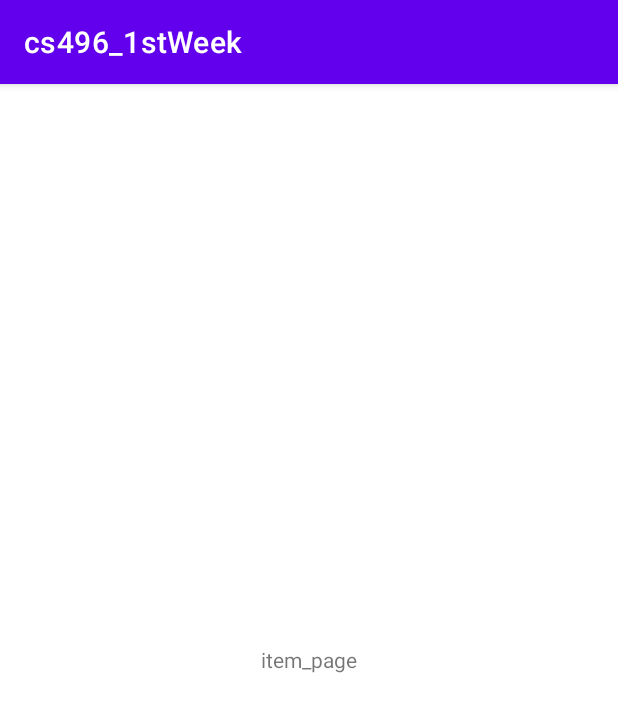
After one commit to asjay18/cs496_1stWeek, an Android app: the fragment ItemFragment shown on its own in the app's theme, on a phone screen of 412 x 824 dp. The commit adds this screen. Shown: the top 712 px of the screen. Run offline under Robolectric (Android 15) with nearby library versions, the phone set to English and light mode, and no system bars.

Commit message:
bottom navigation 구현

```diff
--- /dev/null
+++ b/app/src/main/java/com/example/cs496_1stweek/item/ItemFragment.kt
@@ -0,0 +1,18 @@
+package com.example.cs496_1stweek.item
+
+import android.os.Bundle
+import android.view.LayoutInflater
+import android.view.View
+import android.view.ViewGroup
+import androidx.fragment.app.Fragment
+import com.example.cs496_1stweek.R
+
+class ItemFragment : Fragment() {
+    override fun onCreateView(
+        inflater: LayoutInflater,
+        container: ViewGroup?,
+        savedInstanceState: Bundle?
+    ): View? {
+        return inflater.inflate(R.layout.item_frag, container, false)
+    }
+}
--- /dev/null
+++ b/app/src/main/res/layout/item_frag.xml
@@ -0,0 +1,17 @@
+<?xml version="1.0" encoding="utf-8"?>
+<FrameLayout
+    xmlns:android="http://schemas.android.com/apk/res/android"
+    xmlns:tools="http://schemas.android.com/tools"
+    android:layout_width="match_parent"
+    android:layout_height="match_parent"
+    tools:layout_editor_absoluteX="1dp"
+    tools:layout_editor_absoluteY="1dp">
+
+    <TextView
+        android:id="@+id/textView4"
+        android:layout_width="match_parent"
+        android:layout_height="match_parent"
+        android:gravity="center"
+        android:text="item_page" />
+
+</FrameLayout>
--- a/app/src/main/res/menu/bottom_nav_menu.xml
+++ b/app/src/main/res/menu/bottom_nav_menu.xml
@@ -3,16 +3,16 @@
     xmlns:android="http://schemas.android.com/apk/res/android">
 
     <item
-        android:id="@+id/contact"
+        android:id="@+id/contact_frag"
         android:enabled="true"
         android:icon="@android:drawable/ic_menu_call"
         android:title="contact" />
     <item
-        android:id="@+id/gallery"
+        android:id="@+id/gallery_frag"
         android:enabled="true"
         android:icon="@android:drawable/ic_menu_gallery"
         android:title="gallery" />
     <item
-        android:id="@+id/item"
+        android:id="@+id/item_frag"
         android:title="Item" />
 </menu>
```
Also changed, not shown: app/build.gradle (+9 -0 lines), app/src/main/java/com/example/cs496_1stweek/MainActivity.kt (+14 -1 lines), app/src/main/java/com/example/cs496_1stweek/gallery/GalleryFragment.kt (added, +18 -0 lines), app/src/main/res/layout/activity_main.xml (+8 -15 lines), app/src/main/res/layout/gallery_frag.xml (added, +17 -0 lines), app/src/main/res/navigation/nav_main.xml (added, +25 -0 lines).
